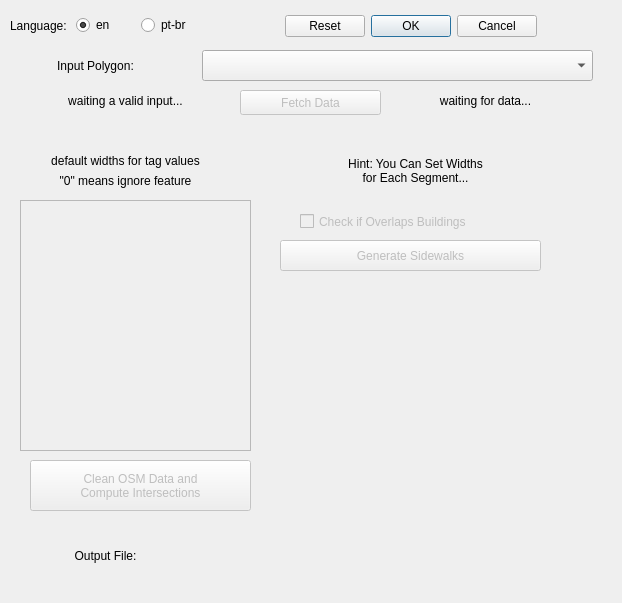
First picture: the form in osm_sidewalkreator_dialog_base.ui, repository kauevestena/osm_sidewalkreator, before the edit.
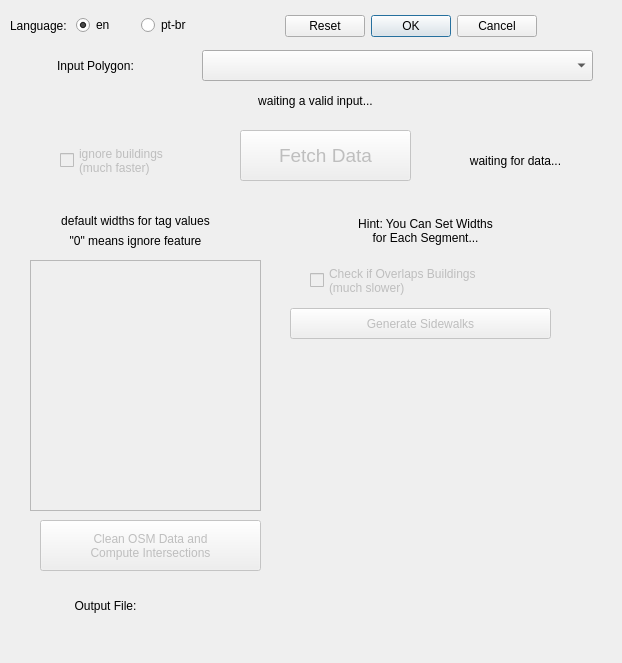
Second picture: the form after the edit. Custom widgets are drawn as their Qt base class.

What changed in the file:
```diff
--- a/osm_sidewalkreator_dialog_base.ui
+++ b/osm_sidewalkreator_dialog_base.ui
@@ -7,7 +7,7 @@
     <x>0</x>
     <y>0</y>
     <width>622</width>
-    <height>603</height>
+    <height>663</height>
    </rect>
   </property>
   <property name="windowTitle">
@@ -119,7 +119,7 @@
    <property name="geometry">
     <rect>
      <x>220</x>
-     <y>540</y>
+     <y>590</y>
      <width>391</width>
      <height>41</height>
     </rect>
@@ -132,7 +132,7 @@
    <property name="geometry">
     <rect>
      <x>40</x>
-     <y>540</y>
+     <y>590</y>
      <width>131</width>
      <height>31</height>
     </rect>
@@ -151,11 +151,16 @@
    <property name="geometry">
     <rect>
      <x>240</x>
-     <y>90</y>
-     <width>141</width>
-     <height>25</height>
+     <y>130</y>
+     <width>171</width>
+     <height>51</height>
     </rect>
    </property>
+   <property name="font">
+    <font>
+     <pointsize>14</pointsize>
+    </font>
+   </property>
    <property name="text">
     <string>Fetch Data</string>
    </property>
@@ -163,7 +168,7 @@
   <widget class="QLabel" name="input_status">
    <property name="geometry">
     <rect>
-     <x>10</x>
+     <x>200</x>
      <y>90</y>
      <width>231</width>
      <height>21</height>
@@ -179,8 +184,8 @@
   <widget class="QLabel" name="input_status_of_data">
    <property name="geometry">
     <rect>
-     <x>400</x>
-     <y>90</y>
+     <x>430</x>
+     <y>150</y>
      <width>171</width>
      <height>21</height>
     </rect>
@@ -198,8 +203,8 @@
    </property>
    <property name="geometry">
     <rect>
-     <x>20</x>
-     <y>200</y>
+     <x>30</x>
+     <y>260</y>
      <width>231</width>
      <height>251</height>
     </rect>
@@ -217,8 +222,8 @@
    </property>
    <property name="geometry">
     <rect>
-     <x>10</x>
-     <y>150</y>
+     <x>20</x>
+     <y>210</y>
      <width>231</width>
      <height>21</height>
     </rect>
@@ -233,8 +238,8 @@
   <widget class="QLabel" name="table_txt2">
    <property name="geometry">
     <rect>
-     <x>10</x>
-     <y>170</y>
+     <x>20</x>
+     <y>230</y>
      <width>231</width>
      <height>21</height>
     </rect>
@@ -252,8 +257,8 @@
    </property>
    <property name="geometry">
     <rect>
-     <x>30</x>
-     <y>460</y>
+     <x>40</x>
+     <y>520</y>
      <width>221</width>
      <height>51</height>
     </rect>
@@ -314,8 +319,8 @@
    </property>
    <property name="geometry">
     <rect>
-     <x>280</x>
-     <y>240</y>
+     <x>290</x>
+     <y>308</y>
      <width>261</width>
      <height>31</height>
     </rect>
@@ -339,8 +344,8 @@
   <widget class="QLabel" name="widths_hint">
    <property name="geometry">
     <rect>
-     <x>270</x>
-     <y>150</y>
+     <x>280</x>
+     <y>210</y>
      <width>291</width>
      <height>41</height>
     </rect>
@@ -359,14 +364,15 @@
    </property>
    <property name="geometry">
     <rect>
-     <x>300</x>
-     <y>210</y>
+     <x>310</x>
+     <y>260</y>
      <width>241</width>
-     <height>23</height>
+     <height>41</height>
     </rect>
    </property>
    <property name="text">
-    <string>Check if Overlaps Buildings</string>
+    <string>Check if Overlaps Buildings
+(much slower)</string>
    </property>
    <property name="checked">
     <bool>false</bool>
@@ -393,6 +399,26 @@
 (or want to draw anyway)</string>
    </property>
   </widget>
+  <widget class="QCheckBox" name="ch_ignore_buildings">
+   <property name="enabled">
+    <bool>false</bool>
+   </property>
+   <property name="geometry">
+    <rect>
+     <x>60</x>
+     <y>140</y>
+     <width>131</width>
+     <height>41</height>
+    </rect>
+   </property>
+   <property name="layoutDirection">
+    <enum>Qt::LeftToRight</enum>
+   </property>
+   <property name="text">
+    <string>ignore buildings
+(much faster)</string>
+   </property>
+  </widget>
  </widget>
  <customwidgets>
   <customwidget>
```
